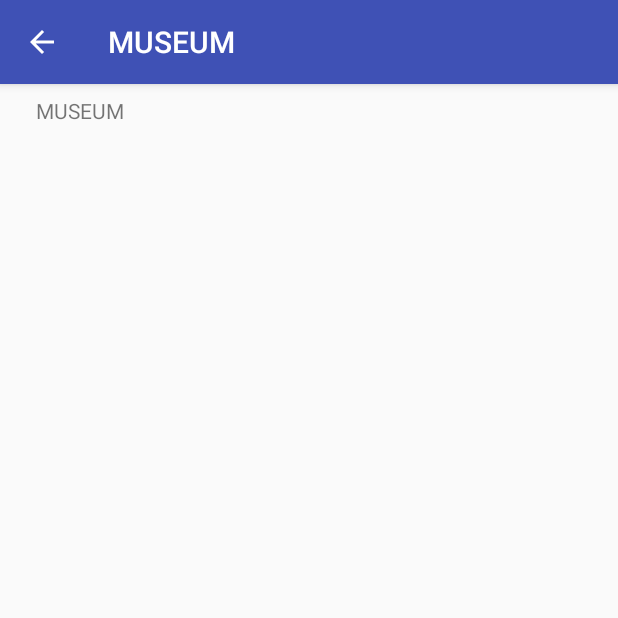
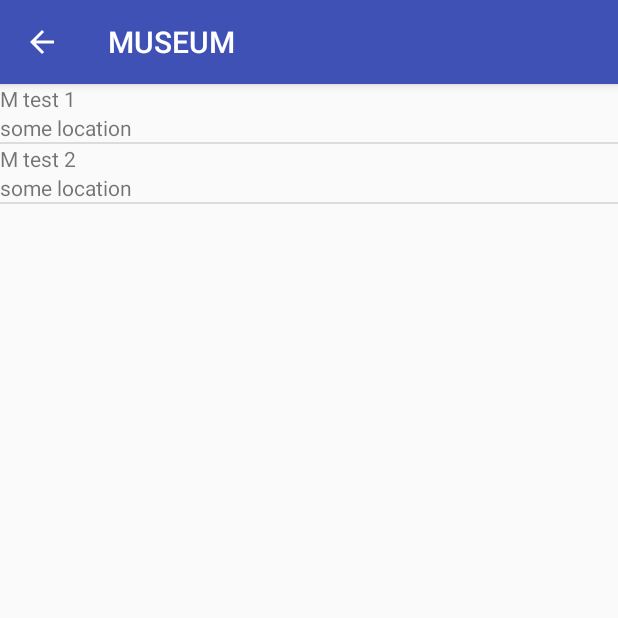
Before and after one commit to arrickx/TourGuideNYC, an Android app: the MuseumActivity screen opened directly, with no data from a screen before it, on a phone screen of 412 x 824 dp, the top half of it. Run offline under Robolectric (Android 15) with nearby library versions, the phone set to English and light mode, and no system bars.

Commit message:
1. create custom class and adapter 2. link correctly to different activities

```diff
--- /dev/null
+++ b/app/src/main/java/com/example/android/tourguidenyc/Attraction.java
@@ -0,0 +1,37 @@
+package com.example.android.tourguidenyc;
+
+/**
+ * {@link Attraction} represents detail information of the attraction.
+ * It contains the name, location, and picture of the attranction.
+ */
+public class Attraction {
+
+    //Default name of the attraction
+    private String mAttractionName;
+
+    //Default location of the attraction
+    private String mAttractionLocation;
+
+    /**
+     * Create a new Attraction object.
+     *
+     * @param AttractionName is the name of the attraction
+     * @param AttractionLocation is the location of the attraction
+     */
+    public Attraction(String AttractionName, String AttractionLocation) {
+        mAttractionName = AttractionName;
+        mAttractionLocation = AttractionLocation;
+    }
+
+    //Retrieve the name of the attraction.
+
+    public String getmAttractionName() {
+        return mAttractionName;
+    }
+
+    //Retrieve the location of the attraction.
+
+    public String getmAttractionLocation() {
+        return mAttractionLocation;
+    }
+}
--- /dev/null
+++ b/app/src/main/java/com/example/android/tourguidenyc/AttractionAdapter.java
@@ -0,0 +1,50 @@
+package com.example.android.tourguidenyc;
+
+import android.content.Context;
+import android.support.annotation.NonNull;
+import android.view.LayoutInflater;
+import android.view.View;
+import android.view.ViewGroup;
+import android.widget.ArrayAdapter;
+import android.widget.TextView;
+
+import java.util.ArrayList;
+
+/**
+ * {@link AttractionAdapter} is an {@link ArrayAdapter} that can provide the layout for each list item
+ * based on a data source, which is a list of {@link Attraction} objects.
+ */
+public class AttractionAdapter extends ArrayAdapter<Attraction> {
+    /**
+     * Create a new {@link AttractionAdapter} object.
+     *
+     * @param context     is the current context (i.e. Activity) that the adapter is being created in.
+     * @param attractions is the list of {@link Attraction}s to be displayed.
+     */
+    public AttractionAdapter(Context context, ArrayList<Attraction> attractions) {
+        super(context, 0, attractions);
+    }
+
+    @Override
+    public View getView(int position, View convertView, ViewGroup parent) {
+        // Check if an existing view is being reused, otherwise inflate the view
+        View listItemView = convertView;
+        if (listItemView == null) {
+            listItemView = LayoutInflater.from(getContext()).inflate(
+                    R.layout.list_item, parent, false);
+        }
+
+        Attraction currentAttraction = getItem(position);
+
+        TextView attractionNameTextView = listItemView.findViewById(R.id.attraction_name);
+
+        attractionNameTextView.setText(currentAttraction.getmAttractionName());
+
+        TextView attractionLocationTextview = listItemView.findViewById(R.id.attraction_location);
+
+        attractionNameTextView.setText(currentAttraction.getmAttractionLocation());
+
+        return listItemView;
+
+    }
+}
--- a/app/src/main/java/com/example/android/tourguidenyc/MuseumActivity.java
+++ b/app/src/main/java/com/example/android/tourguidenyc/MuseumActivity.java
@@ -2,12 +2,27 @@ package com.example.android.tourguidenyc;
 
 import android.support.v7.app.AppCompatActivity;
 import android.os.Bundle;
+import android.widget.ListView;
+
+import java.util.ArrayList;
 
 public class MuseumActivity extends AppCompatActivity {
 
     @Override
     protected void onCreate(Bundle savedInstanceState) {
         super.onCreate(savedInstanceState);
-        setContentView(R.layout.activity_museum);
+        setContentView(R.layout.attraction_list);
+
+        // Create a list of landmark attractions
+        final ArrayList<Attraction> attractions = new ArrayList<>();
+
+        attractions.add(new Attraction("M name 1", "M test 1"));
+        attractions.add(new Attraction("M name 2", "M test 2"));
+
+        AttractionAdapter adapter = new AttractionAdapter(this, attractions);
+
+        ListView listView = findViewById(R.id.list);
+
+        listView.setAdapter(adapter);
     }
 }
--- a/app/src/main/res/layout/activity_main.xml
+++ b/app/src/main/res/layout/activity_main.xml
@@ -4,6 +4,7 @@
     android:layout_height="match_parent"
     android:paddingLeft="16dp"
     android:paddingRight="16dp"
+    android:id="@+id/list"
     android:orientation="vertical">
 
     <TextView
--- a/app/src/main/res/layout/activity_museum.xml
+++ /dev/null
@@ -1,11 +0,0 @@
-<LinearLayout xmlns:android="http://schemas.android.com/apk/res/android"
-    android:layout_width="match_parent"
-    android:layout_height="match_parent"
-    android:orientation="vertical"
-    android:paddingLeft="16dp"
-    android:paddingRight="16dp">
-
-    <TextView
-        style="@style/FourActivities"
-        android:text="@string/museum" />
-</LinearLayout>
--- /dev/null
+++ b/app/src/main/res/layout/attraction_list.xml
@@ -0,0 +1,6 @@
+<?xml version="1.0" encoding="utf-8"?>
+<ListView xmlns:android="http://schemas.android.com/apk/res/android"
+    android:id="@+id/list"
+    android:orientation="vertical"
+    android:layout_width="match_parent"
+    android:layout_height="match_parent" />
--- /dev/null
+++ b/app/src/main/res/layout/list_item.xml
@@ -0,0 +1,19 @@
+<?xml version="1.0" encoding="utf-8"?>
+<LinearLayout xmlns:android="http://schemas.android.com/apk/res/android"
+    android:layout_width="match_parent"
+    android:layout_height="match_parent"
+    android:orientation="vertical">
+
+    <TextView
+        android:layout_width="match_parent"
+        android:layout_height="wrap_content"
+        android:text="@string/test_name"
+        android:id="@+id/attraction_name"/>
+
+    <TextView
+        android:layout_width="match_parent"
+        android:layout_height="wrap_content"
+        android:text="@string/test_location"
+        android:id="@+id/attraction_location"/>
+
+</LinearLayout>
--- a/app/src/main/res/values/strings.xml
+++ b/app/src/main/res/values/strings.xml
@@ -4,4 +4,6 @@
     <string name="museum">MUSEUM</string>
     <string name="landmark">LANDMARK</string>
     <string name="event">EVENT</string>
+    <string name="test_name">some name</string>
+    <string name="test_location">some location</string>
 </resources>
```
Also changed, not shown: app/src/main/java/com/example/android/tourguidenyc/EventActivity.java (+16 -1 lines), app/src/main/java/com/example/android/tourguidenyc/LandmarkActivity.java (+16 -1 lines), app/src/main/java/com/example/android/tourguidenyc/RestaurantActivity.java (+16 -1 lines), app/src/main/res/layout/activity_event.xml (deleted, +0 -11 lines), app/src/main/res/layout/activity_landmark.xml (deleted, +0 -11 lines), app/src/main/res/layout/activity_restaurant.xml (deleted, +0 -11 lines).
